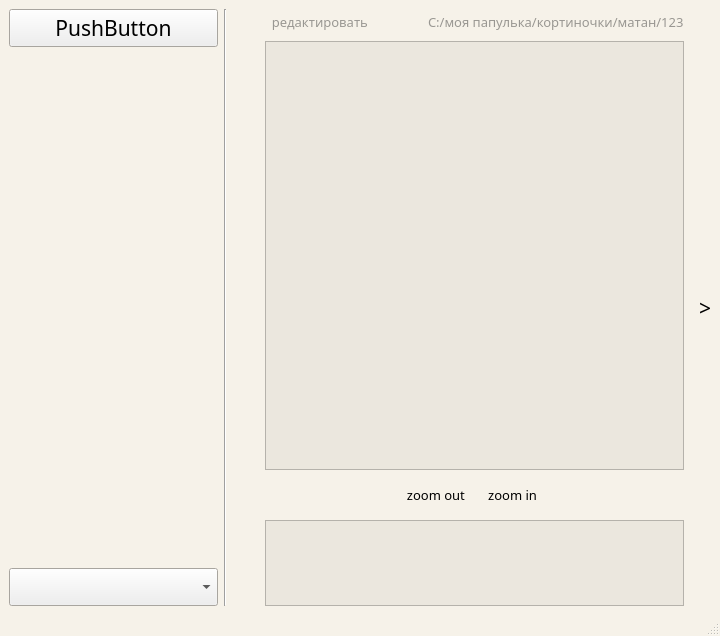
exzeest/theinternational1, file interface.ui: the form before one commit.
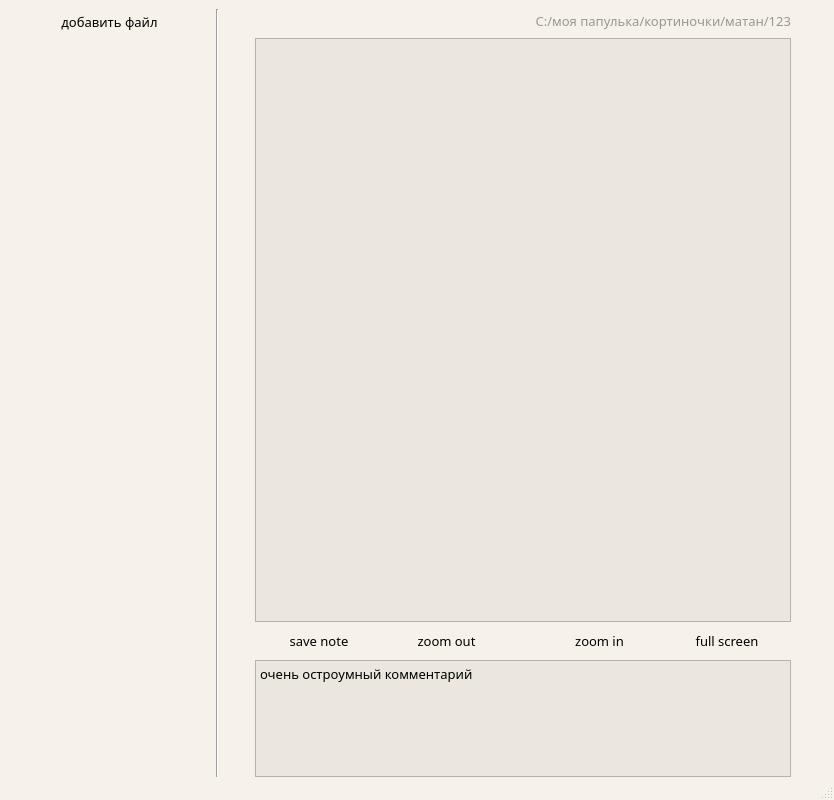
The form after the commit. Icons and pictures are not drawn.

The edit to the form file:
```diff
--- a/interface.ui
+++ b/interface.ui
@@ -2,20 +2,41 @@
 <ui version="4.0">
  <class>Interface</class>
  <widget class="QMainWindow" name="Interface">
+  <property name="enabled">
+   <bool>true</bool>
+  </property>
   <property name="geometry">
    <rect>
     <x>0</x>
     <y>0</y>
-    <width>720</width>
-    <height>636</height>
+    <width>834</width>
+    <height>800</height>
    </rect>
   </property>
   <property name="sizePolicy">
-   <sizepolicy hsizetype="Expanding" vsizetype="Preferred">
+   <sizepolicy hsizetype="Fixed" vsizetype="Fixed">
     <horstretch>0</horstretch>
     <verstretch>0</verstretch>
    </sizepolicy>
   </property>
+  <property name="minimumSize">
+   <size>
+    <width>834</width>
+    <height>800</height>
+   </size>
+  </property>
+  <property name="sizeIncrement">
+   <size>
+    <width>0</width>
+    <height>0</height>
+   </size>
+  </property>
+  <property name="baseSize">
+   <size>
+    <width>834</width>
+    <height>800</height>
+   </size>
+  </property>
   <property name="palette">
    <palette>
     <active>
@@ -82,7 +103,8 @@
   </property>
   <property name="font">
    <font>
-    <pointsize>16</pointsize>
+    <family>Droid Sans</family>
+    <pointsize>10</pointsize>
    </font>
   </property>
   <property name="cursor">
@@ -171,7 +193,10 @@
      <family>Droid Sans Devanagari</family>
     </font>
    </property>
-   <layout class="QGridLayout" name="gridLayout" columnstretch="8,1,1,16,1">
+   <layout class="QGridLayout" name="gridLayout" columnstretch="15,1,1,40,1,1">
+    <property name="sizeConstraint">
+     <enum>QLayout::SetDefaultConstraint</enum>
+    </property>
     <property name="rightMargin">
      <number>0</number>
     </property>
@@ -181,35 +206,107 @@
     <item row="0" column="3">
      <layout class="QVBoxLayout" name="verticalLayout_4" stretch="0,10,1,2">
       <item>
-       <layout class="QHBoxLayout" name="horizontalLayout_2">
+       <layout class="QHBoxLayout" name="horizontalLayout_2" stretch="0,0,0,0,0,0,10">
         <item>
-         <widget class="QPushButton" name="pushButton_5">
-          <property name="font">
-           <font>
-            <family>Droid Sans</family>
-            <pointsize>10</pointsize>
-           </font>
+         <widget class="QToolButton" name="tB_redact">
+          <property name="toolTip">
+           <string>рисовать на изображении</string>
           </property>
-          <property name="focusPolicy">
-           <enum>Qt::StrongFocus</enum>
+          <property name="text">
+           <string/>
           </property>
-          <property name="styleSheet">
-           <string notr="true">color: rgb(153, 151, 146);</string>
+          <property name="icon">
+           <iconset>
+            <normaloff>../IconsINskt/PenIconMy.png</normaloff>../IconsINskt/PenIconMy.png</iconset>
           </property>
+          <property name="autoRaise">
+           <bool>true</bool>
+          </property>
+         </widget>
+        </item>
+        <item>
+         <widget class="QToolButton" name="tB_Cut">
+          <property name="toolTip">
+           <string>обрезать изображение</string>
+          </property>
           <property name="text">
-           <string>редактировать              </string>
+           <string/>
           </property>
           <property name="icon">
            <iconset>
             <normaloff>../imageProv/детальки/icon list.png</normaloff>../imageProv/детальки/icon list.png</iconset>
           </property>
-          <property name="flat">
+          <property name="autoRaise">
            <bool>true</bool>
           </property>
          </widget>
         </item>
         <item>
-         <widget class="QLabel" name="label">
+         <widget class="QToolButton" name="tB_turn">
+          <property name="toolTip">
+           <string>повернуть изображение на 90* по часовой стрелке</string>
+          </property>
+          <property name="text">
+           <string/>
+          </property>
+          <property name="icon">
+           <iconset>
+            <normaloff>../IconsINskt/90grad.png</normaloff>../IconsINskt/90grad.png</iconset>
+          </property>
+          <property name="autoRaise">
+           <bool>true</bool>
+          </property>
+         </widget>
+        </item>
+        <item>
+         <widget class="QToolButton" name="tB_Chetenko">
+          <property name="toolTip">
+           <string>повысить четкость изображения</string>
+          </property>
+          <property name="text">
+           <string/>
+          </property>
+          <property name="icon">
+           <iconset>
+            <normaloff>../IconsINskt/Chetenka.png</normaloff>../IconsINskt/Chetenka.png</iconset>
+          </property>
+          <property name="autoRaise">
+           <bool>true</bool>
+          </property>
+         </widget>
+        </item>
+        <item>
+         <widget class="QToolButton" name="tB_trash">
+          <property name="toolTip">
+           <string>удалить изображение</string>
+          </property>
+          <property name="text">
+           <string/>
+          </property>
+          <property name="icon">
+           <iconset>
+            <normaloff>../IconsINskt/trash.png</normaloff>../IconsINskt/trash.png</iconset>
+          </property>
+          <property name="autoRaise">
+           <bool>true</bool>
+          </property>
+         </widget>
+        </item>
+        <item>
+         <spacer name="horizontalSpacer_4">
+          <property name="orientation">
+           <enum>Qt::Horizontal</enum>
+          </property>
+          <property name="sizeHint" stdset="0">
+           <size>
+            <width>40</width>
+            <height>20</height>
+           </size>
+          </property>
+         </spacer>
+        </item>
+        <item>
+         <widget class="QLabel" name="labelAdress">
           <property name="palette">
            <palette>
             <active>
@@ -316,6 +413,9 @@
           <property name="text">
            <string>C:/моя папулька/кортиночки/матан/123</string>
           </property>
+          <property name="alignment">
+           <set>Qt::AlignRight|Qt::AlignTrailing|Qt::AlignVCenter</set>
+          </property>
          </widget>
         </item>
        </layout>
@@ -324,20 +424,37 @@
        <widget class="QGraphicsView" name="graphicsView"/>
       </item>
       <item>
-       <layout class="QHBoxLayout" name="horizontalLayout_3" stretch="1,5,5,1">
+       <layout class="QHBoxLayout" name="horizontalLayout_3" stretch="0,4,2,6,0,0,6,2,4,0">
+        <property name="spacing">
+         <number>0</number>
+        </property>
         <item>
-         <widget class="QPushButton" name="pBLeft">
-          <property name="font">
-           <font>
-            <family>Droid Arabic Kufi</family>
-           </font>
-          </property>
+         <widget class="QToolButton" name="tB_save_note">
           <property name="text">
            <string/>
           </property>
           <property name="icon">
            <iconset>
-            <normaloff>../imageProv/детальки/icon trash.png</normaloff>../imageProv/детальки/icon trash.png</iconset>
+            <normaloff>../IconsINskt/SaveCom.png</normaloff>../IconsINskt/SaveCom.png</iconset>
+          </property>
+          <property name="autoRaise">
+           <bool>true</bool>
+          </property>
+         </widget>
+        </item>
+        <item>
+         <widget class="QPushButton" name="pB_save_note">
+          <property name="font">
+           <font>
+            <family>Droid Sans</family>
+            <pointsize>10</pointsize>
+           </font>
+          </property>
+          <property name="styleSheet">
+           <string notr="true"/>
+          </property>
+          <property name="text">
+           <string>save note</string>
           </property>
           <property name="flat">
            <bool>true</bool>
@@ -345,7 +462,20 @@
          </widget>
         </item>
         <item>
-         <widget class="QPushButton" name="pBzoomOut">
+         <spacer name="horizontalSpacer">
+          <property name="orientation">
+           <enum>Qt::Horizontal</enum>
+          </property>
+          <property name="sizeHint" stdset="0">
+           <size>
+            <width>40</width>
+            <height>20</height>
+           </size>
+          </property>
+         </spacer>
+        </item>
+        <item>
+         <widget class="QPushButton" name="pB_zoom_out">
           <property name="enabled">
            <bool>true</bool>
           </property>
@@ -355,13 +485,6 @@
             <verstretch>0</verstretch>
            </sizepolicy>
           </property>
-          <property name="palette">
-           <palette>
-            <active/>
-            <inactive/>
-            <disabled/>
-           </palette>
-          </property>
           <property name="font">
            <font>
             <family>Droid Sans</family>
@@ -376,17 +499,16 @@
            <enum>Qt::StrongFocus</enum>
           </property>
           <property name="layoutDirection">
-           <enum>Qt::RightToLeft</enum>
+           <enum>Qt::LeftToRight</enum>
           </property>
           <property name="autoFillBackground">
            <bool>false</bool>
           </property>
+          <property name="styleSheet">
+           <string notr="true"/>
+          </property>
           <property name="text">
-           <string>                     zoom out</string>
-          </property>
-          <property name="icon">
-           <iconset>
-            <normaloff>../imageProv/детальки/-.png</normaloff>../imageProv/детальки/-.png</iconset>
+           <string>zoom out</string>
           </property>
           <property name="default">
            <bool>false</bool>
@@ -397,14 +519,35 @@
          </widget>
         </item>
         <item>
-         <widget class="QPushButton" name="pBzoomIn">
-          <property name="palette">
-           <palette>
-            <active/>
-            <inactive/>
-            <disabled/>
-           </palette>
+         <widget class="QToolButton" name="tB_zoom_out">
+          <property name="text">
+           <string/>
           </property>
+          <property name="icon">
+           <iconset>
+            <normaloff>../IconsINskt/-.png</normaloff>../IconsINskt/-.png</iconset>
+          </property>
+          <property name="autoRaise">
+           <bool>true</bool>
+          </property>
+         </widget>
+        </item>
+        <item>
+         <widget class="QToolButton" name="tB_zoom_in">
+          <property name="text">
+           <string/>
+          </property>
+          <property name="icon">
+           <iconset>
+            <normaloff>../IconsINskt/+.png</normaloff>../IconsINskt/+.png</iconset>
+          </property>
+          <property name="autoRaise">
+           <bool>true</bool>
+          </property>
+         </widget>
+        </item>
+        <item>
+         <widget class="QPushButton" name="pB_zoom_in">
           <property name="font">
            <font>
             <family>Droid Sans</family>
@@ -417,33 +560,71 @@
           <property name="layoutDirection">
            <enum>Qt::LeftToRight</enum>
           </property>
-          <property name="text">
-           <string>  zoom in                       </string>
+          <property name="autoFillBackground">
+           <bool>false</bool>
           </property>
-          <property name="icon">
-           <iconset>
-            <normaloff>../imageProv/детальки/+.png</normaloff>../imageProv/детальки/+.png</iconset>
+          <property name="styleSheet">
+           <string notr="true"/>
           </property>
+          <property name="text">
+           <string>zoom in</string>
+          </property>
           <property name="flat">
            <bool>true</bool>
           </property>
          </widget>
         </item>
         <item>
-         <widget class="QPushButton" name="pBRight">
+         <spacer name="horizontalSpacer_2">
+          <property name="orientation">
+           <enum>Qt::Horizontal</enum>
+          </property>
+          <property name="sizeHint" stdset="0">
+           <size>
+            <width>40</width>
+            <height>20</height>
+           </size>
+          </property>
+         </spacer>
+        </item>
+        <item>
+         <widget class="QPushButton" name="pB_full_screen">
+          <property name="baseSize">
+           <size>
+            <width>0</width>
+            <height>0</height>
+           </size>
+          </property>
           <property name="font">
            <font>
-            <family>Droid Arabic Kufi</family>
+            <family>Droid Sans</family>
+            <pointsize>10</pointsize>
            </font>
           </property>
+          <property name="layoutDirection">
+           <enum>Qt::LeftToRight</enum>
+          </property>
+          <property name="styleSheet">
+           <string notr="true"/>
+          </property>
           <property name="text">
+           <string>full screen</string>
+          </property>
+          <property name="flat">
+           <bool>true</bool>
+          </property>
+         </widget>
+        </item>
+        <item>
+         <widget class="QToolButton" name="tB_full_screen">
+          <property name="text">
            <string/>
           </property>
           <property name="icon">
            <iconset>
             <normaloff>../imageProv/детальки/icon trash.png</normaloff>../imageProv/детальки/icon trash.png</iconset>
           </property>
-          <property name="flat">
+          <property name="autoRaise">
            <bool>true</bool>
           </property>
          </widget>
@@ -457,11 +638,11 @@
         </property>
         <property name="font">
          <font>
-          <family>Droid Serif</family>
-          <pointsize>9</pointsize>
-          <weight>75</weight>
-          <italic>true</italic>
-          <bold>true</bold>
+          <family>Droid Sans</family>
+          <pointsize>10</pointsize>
+          <weight>50</weight>
+          <italic>false</italic>
+          <bold>false</bold>
          </font>
         </property>
         <property name="readOnly">
@@ -471,8 +652,8 @@
          <string>&lt;!DOCTYPE HTML PUBLIC &quot;-//W3C//DTD HTML 4.0//EN&quot; &quot;http://www.w3.org/TR/REC-html40/strict.dtd&quot;&gt;
 &lt;html&gt;&lt;head&gt;&lt;meta name=&quot;qrichtext&quot; content=&quot;1&quot; /&gt;&lt;style type=&quot;text/css&quot;&gt;
 p, li { white-space: pre-wrap; }
-&lt;/style&gt;&lt;/head&gt;&lt;body style=&quot; font-family:'Droid Serif'; font-size:9pt; font-weight:600; font-style:italic;&quot;&gt;
-&lt;p style=&quot;-qt-paragraph-type:empty; margin-top:0px; margin-bottom:0px; margin-left:0px; margin-right:0px; -qt-block-indent:0; text-indent:0px; font-family:'Sans'; font-size:12pt; font-weight:200; font-style:normal;&quot;&gt;&lt;br /&gt;&lt;/p&gt;&lt;/body&gt;&lt;/html&gt;</string>
+&lt;/style&gt;&lt;/head&gt;&lt;body style=&quot; font-family:'Droid Sans'; font-size:10pt; font-weight:400; font-style:normal;&quot;&gt;
+&lt;p style=&quot; margin-top:0px; margin-bottom:0px; margin-left:0px; margin-right:0px; -qt-block-indent:0; text-indent:0px;&quot;&gt;&lt;span style=&quot; font-family:'Sans'; font-weight:200;&quot;&gt;очень остроумный комментарий&lt;/span&gt;&lt;/p&gt;&lt;/body&gt;&lt;/html&gt;</string>
         </property>
         <property name="overwriteMode">
          <bool>true</bool>
@@ -513,7 +694,7 @@
        </sizepolicy>
       </property>
       <property name="text">
-       <string>&gt;</string>
+       <string/>
       </property>
       <property name="icon">
        <iconset>
@@ -527,14 +708,41 @@
     <item row="0" column="0">
      <layout class="QVBoxLayout" name="verticalLayout">
       <item>
-       <widget class="QPushButton" name="pushButton">
+       <widget class="QPushButton" name="pB_add_file">
+        <property name="font">
+         <font>
+          <family>Droid Sans</family>
+          <pointsize>10</pointsize>
+          <strikeout>false</strikeout>
+          <kerning>true</kerning>
+         </font>
+        </property>
+        <property name="layoutDirection">
+         <enum>Qt::LeftToRight</enum>
+        </property>
+        <property name="autoFillBackground">
+         <bool>false</bool>
+        </property>
+        <property name="styleSheet">
+         <string notr="true"/>
+        </property>
         <property name="text">
-         <string>PushButton</string>
+         <string>добавить файл</string>
+        </property>
+        <property name="icon">
+         <iconset>
+          <normaloff>../IconsINskt/AddFile.png</normaloff>../IconsINskt/AddFile.png</iconset>
+        </property>
+        <property name="checkable">
+         <bool>false</bool>
+        </property>
+        <property name="flat">
+         <bool>true</bool>
         </property>
        </widget>
       </item>
       <item>
-       <widget class="QListView" name="listView">
+       <widget class="QTreeView" name="treeView">
         <property name="palette">
          <palette>
           <active>
@@ -608,17 +816,8 @@
         <property name="frameShape">
          <enum>QFrame::NoFrame</enum>
         </property>
-        <property name="resizeMode">
-         <enum>QListView::Fixed</enum>
-        </property>
-        <property name="wordWrap">
-         <bool>false</bool>
-        </property>
        </widget>
       </item>
-      <item>
-       <widget class="QComboBox" name="comboBox"/>
-      </item>
      </layout>
     </item>
     <item row="0" column="1">
@@ -628,6 +827,19 @@
       </property>
      </widget>
     </item>
+    <item row="0" column="5">
+     <spacer name="horizontalSpacer_3">
+      <property name="orientation">
+       <enum>Qt::Horizontal</enum>
+      </property>
+      <property name="sizeHint" stdset="0">
+       <size>
+        <width>40</width>
+        <height>20</height>
+       </size>
+      </property>
+     </spacer>
+    </item>
    </layout>
   </widget>
   <widget class="QStatusBar" name="statusbar"/>
```
Left out of the diff: 22 changed lines with no effect on the pictures.
